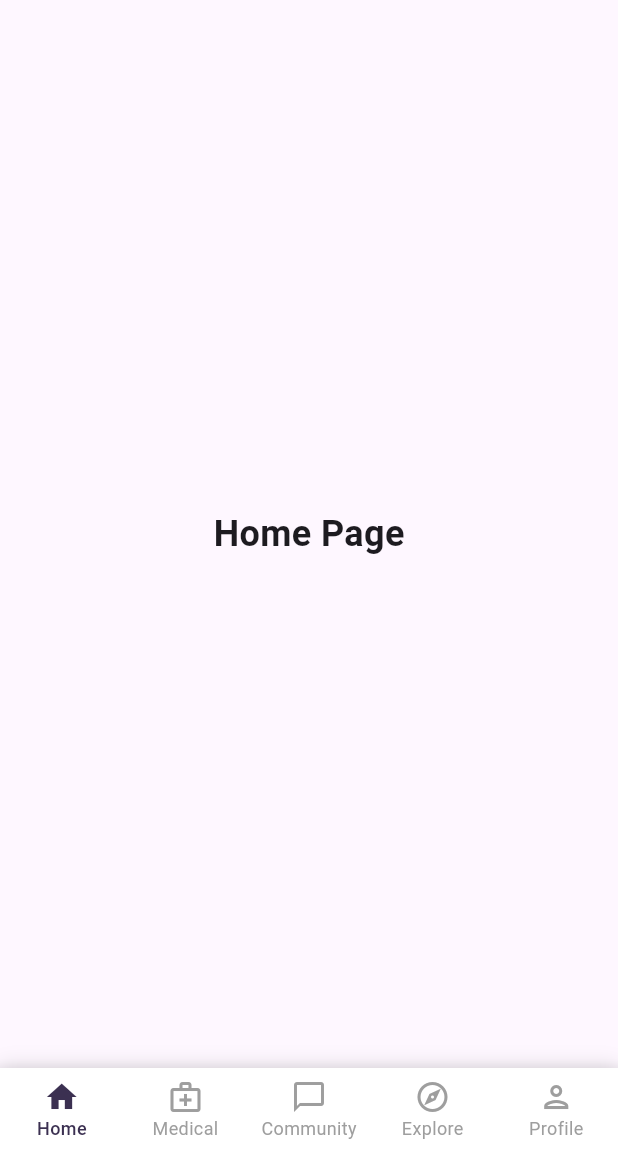
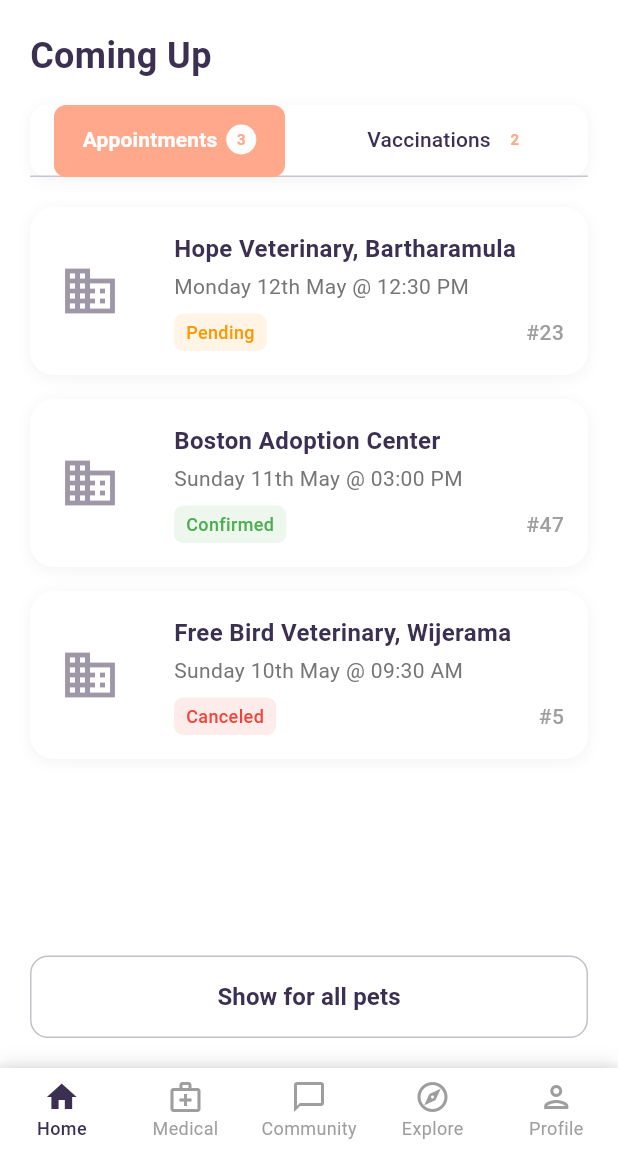
Before and after one commit to lochhapu/petpal-mobile-frontend, a Flutter app: the screen it shows after launch, on a phone screen of 412 x 824 dp, the part 84-1236 px from its top. Run offline on Flutter 3.47's test engine with Material 3 defaults, Android fonts, the phone set to English and light mode, and no system bars.

Commit message:
homepage stuff - have to check how it looks on phone

```diff
--- a/lib/core/constants/app_colors.dart
+++ b/lib/core/constants/app_colors.dart
@@ -1,8 +1,13 @@
 import 'package:flutter/material.dart';
 
 class AppColors {
-  static const int primaryColorValue = 0xFF3B3051;
-  static const Color primaryColor = Color(primaryColorValue);
+  static const Color primaryColor = Color(0xFF3B3051); // Bluish
+  static const Color secondaryColor = Color(0xFFFFA88B); // Pink
+  static const Color backgroundColor = Colors.white;
   static const Color navBarInactive = Color(0xFF9E9E9E);
   static const Color navBarBackground = Colors.white;
+
+  // Add shades for consistency
+  static const Color lightPink = Color(0xFFFFE8E1);
+  static const Color lightBlue = Color(0xFF5A4D6E);
 }
--- a/lib/core/themes/app_theme.dart
+++ b/lib/core/themes/app_theme.dart
@@ -5,11 +5,14 @@ class AppTheme {
   static ThemeData get lightTheme {
     return ThemeData(
       primaryColor: AppColors.primaryColor,
-      useMaterial3: true,
       colorScheme: ColorScheme.fromSeed(
         seedColor: AppColors.primaryColor,
         primary: AppColors.primaryColor,
+        secondary: AppColors.secondaryColor, // Add this
+        background: AppColors.backgroundColor, // Add this
       ),
+      useMaterial3: true,
+      scaffoldBackgroundColor: AppColors.backgroundColor, // Set scaffold bg
     );
   }
 }
--- a/lib/features/home/pages/home_page.dart
+++ b/lib/features/home/pages/home_page.dart
@@ -1,5 +1,6 @@
 import 'package:flutter/material.dart';
-import '../../../../widgets/custom_app_bar.dart';
+import '../../../widgets/custom_app_bar.dart';
+import '../widgets/upcoming_tabs.dart';
 
 class HomePage extends StatelessWidget {
   const HomePage({super.key});
@@ -8,12 +9,7 @@ class HomePage extends StatelessWidget {
   Widget build(BuildContext context) {
     return const Scaffold(
       appBar: CustomAppBar(), // No context needed now
-      body: Center(
-        child: Text(
-          'Home Page',
-          style: TextStyle(fontSize: 24, fontWeight: FontWeight.bold),
-        ),
-      ),
+      body: UpcomingTabs(),
     );
   }
 }
--- /dev/null
+++ b/lib/features/home/widgets/appointment_card.dart
@@ -0,0 +1,121 @@
+import 'package:flutter/material.dart';
+import '../../../core/constants/app_colors.dart';
+
+class AppointmentCard extends StatelessWidget {
+  final String clinicName;
+  final String date;
+  final String status;
+  final Color statusColor;
+  final String appointmentNumber;
+  final String clinicImage;
+  final VoidCallback onTap;
+
+  const AppointmentCard({
+    super.key,
+    required this.clinicName,
+    required this.date,
+    required this.status,
+    required this.statusColor,
+    required this.appointmentNumber,
+    required this.clinicImage,
+    required this.onTap,
+  });
+
+  @override
+  Widget build(BuildContext context) {
+    return GestureDetector(
+      onTap: onTap,
+      child: Container(
+        decoration: BoxDecoration(
+          color: Colors.white,
+          borderRadius: BorderRadius.circular(16),
+          boxShadow: [
+            BoxShadow(
+              color: Colors.black.withOpacity(0.05),
+              blurRadius: 8,
+              offset: const Offset(0, 2),
+            ),
+          ],
+        ),
+        child: Row(
+          children: [
+            // Clinic Image
+            Container(
+              width: 80,
+              height: 100,
+              decoration: BoxDecoration(
+                color: AppColors.backgroundColor,
+                borderRadius: const BorderRadius.only(
+                  topLeft: Radius.circular(16),
+                  bottomLeft: Radius.circular(16),
+                ),
+              ),
+              child: Icon(
+                Icons.business,
+                color: AppColors.primaryColor.withOpacity(0.5),
+                size: 40,
+              ),
+            ),
+
+            // Content
+            Expanded(
+              child: Padding(
+                padding: const EdgeInsets.all(16),
+                child: Column(
+                  crossAxisAlignment: CrossAxisAlignment.start,
+                  children: [
+                    Text(
+                      clinicName,
+                      style: const TextStyle(
+                        fontSize: 16,
+                        fontWeight: FontWeight.w600,
+                        color: AppColors.primaryColor,
+                      ),
+                    ),
+                    const SizedBox(height: 4),
+                    Text(
+                      date,
+                      style: TextStyle(fontSize: 14, color: Colors.grey[600]),
+                    ),
+                    const SizedBox(height: 8),
+                    Row(
+                      children: [
+                        Container(
+                          padding: const EdgeInsets.symmetric(
+                            horizontal: 8,
+                            vertical: 4,
+                          ),
+                          decoration: BoxDecoration(
+                            color: statusColor.withOpacity(0.1),
+                            borderRadius: BorderRadius.circular(6),
+                          ),
+                          child: Text(
+                            status,
+                            style: TextStyle(
+                              fontSize: 12,
+                              color: statusColor,
+                              fontWeight: FontWeight.w500,
+                            ),
+                          ),
+                        ),
+                        const Spacer(),
+                        Text(
+                          appointmentNumber,
+                          style: TextStyle(
+                            fontSize: 14,
+                            color: Colors.grey[500],
+                            fontWeight: FontWeight.w500,
+                          ),
+                        ),
+                      ],
+                    ),
+                  ],
+                ),
+              ),
+            ),
+          ],
+        ),
+      ),
+    );
+  }
+}
--- /dev/null
+++ b/lib/features/home/widgets/appointments_list.dart
@@ -0,0 +1,97 @@
+import 'package:flutter/material.dart';
+import 'appointment_card.dart';
+import '../../../core/constants/app_colors.dart';
+
+class AppointmentsList extends StatelessWidget {
+  const AppointmentsList({super.key});
+
+  // Mock data - thusathmi can replace with real API data
+  final List<Map<String, dynamic>> appointments = const [
+    {
+      'id': '1',
+      'clinicName': 'Hope Veterinary, Bartharamula',
+      'date': 'Monday 12th May @ 12:30 PM',
+      'status': 'Pending',
+      'statusColor': Colors.orange,
+      'appointmentNumber': '#23',
+      'clinicImage': 'assets/images/hope_vet.jpg', // real images here
+    },
+    {
+      'id': '2',
+      'clinicName': 'Boston Adoption Center',
+      'date': 'Sunday 11th May @ 03:00 PM',
+      'status': 'Confirmed',
+      'statusColor': Colors.green,
+      'appointmentNumber': '#47',
+      'clinicImage': 'assets/images/boston_adoption.jpg',
+    },
+    {
+      'id': '3',
+      'clinicName': 'Free Bird Veterinary, Wijerama',
+      'date': 'Sunday 10th May @ 09:30 AM',
+      'status': 'Canceled',
+      'statusColor': Colors.red,
+      'appointmentNumber': '#5',
+      'clinicImage': 'assets/images/free_bird_vet.jpg',
+    },
+  ];
+
+  @override
+  Widget build(BuildContext context) {
+    return Column(
+      children: [
+        Expanded(
+          child: ListView.builder(
+            padding: const EdgeInsets.all(20),
+            itemCount: appointments.length,
+            itemBuilder: (context, index) {
+              final appointment = appointments[index];
+              return Padding(
+                padding: const EdgeInsets.only(bottom: 16),
+                child: AppointmentCard(
+                  clinicName: appointment['clinicName'],
+                  date: appointment['date'],
+                  status: appointment['status'],
+                  statusColor: appointment['statusColor'],
+                  appointmentNumber: appointment['appointmentNumber'],
+                  clinicImage: appointment['clinicImage'],
+                  onTap: () {
+                    // Navigation to appointment details - TODO
+                    print('Navigate to appointment ${appointment['id']}');
+                  },
+                ),
+              );
+            },
+          ),
+        ),
+
+        // "Show for all pets" button
+        Container(
+          padding: const EdgeInsets.fromLTRB(20, 0, 20, 20),
+          width: double.infinity,
+          child: ElevatedButton(
+            onPressed: () {
+              // Have to implement this
+            },
+            style: ElevatedButton.styleFrom(
+              backgroundColor: Colors.white,
+              foregroundColor: AppColors.primaryColor,
+              elevation: 0,
+              shape: RoundedRectangleBorder(
+                borderRadius: BorderRadius.circular(12),
+                side: BorderSide(
+                  color: AppColors.primaryColor.withOpacity(0.3),
+                ),
+              ),
+              padding: const EdgeInsets.symmetric(vertical: 16),
+            ),
+            child: const Text(
+              'Show for all pets',
+              style: TextStyle(fontSize: 16, fontWeight: FontWeight.w600),
+            ),
+          ),
+        ),
+      ],
+    );
+  }
+}
--- /dev/null
+++ b/lib/features/home/widgets/upcoming_tabs.dart
@@ -0,0 +1,134 @@
+import 'package:flutter/material.dart';
+import '../../../core/constants/app_colors.dart';
+import 'appointments_list.dart';
+import 'vaccinations_list.dart';
+
+class UpcomingTabs extends StatefulWidget {
+  const UpcomingTabs({super.key});
+
+  @override
+  State<UpcomingTabs> createState() => _UpcomingTabsState();
+}
+
+class _UpcomingTabsState extends State<UpcomingTabs>
+    with SingleTickerProviderStateMixin {
+  late TabController _tabController;
+
+  @override
+  void initState() {
+    super.initState();
+    _tabController = TabController(length: 2, vsync: this);
+  }
+
+  @override
+  void dispose() {
+    _tabController.dispose();
+    super.dispose();
+  }
+
+  @override
+  Widget build(BuildContext context) {
+    return Column(
+      crossAxisAlignment: CrossAxisAlignment.start,
+      children: [
+        // Header
+        const Padding(
+          padding: EdgeInsets.fromLTRB(20, 20, 20, 16),
+          child: Text(
+            'Coming Up',
+            style: TextStyle(
+              fontSize: 24,
+              fontWeight: FontWeight.bold,
+              color: AppColors.primaryColor,
+            ),
+          ),
+        ),
+
+        // Tabs
+        Container(
+          margin: const EdgeInsets.symmetric(horizontal: 20),
+          decoration: BoxDecoration(
+            color: Colors.white,
+            borderRadius: BorderRadius.circular(12),
+            boxShadow: [
+              BoxShadow(
+                color: Colors.black.withOpacity(0.05),
+                blurRadius: 8,
+                offset: const Offset(0, 2),
+              ),
+            ],
+          ),
+          child: TabBar(
+            controller: _tabController,
+            indicator: BoxDecoration(
+              color: AppColors.secondaryColor,
+              borderRadius: BorderRadius.circular(8),
+            ),
+            labelColor: Colors.white,
+            unselectedLabelColor: AppColors.primaryColor,
+            labelStyle: const TextStyle(
+              fontSize: 14,
+              fontWeight: FontWeight.w600,
+            ),
+            unselectedLabelStyle: const TextStyle(
+              fontSize: 14,
+              fontWeight: FontWeight.w500,
+            ),
+            tabs: const [
+              Tab(
+                child: Row(
+                  mainAxisAlignment: MainAxisAlignment.center,
+                  children: [
+                    Text('Appointments'),
+                    SizedBox(width: 6),
+                    CircleAvatar(
+                      radius: 10,
+                      backgroundColor: Colors.white,
+                      child: Text(
+                        '3',
+                        style: TextStyle(
+                          color: AppColors.secondaryColor,
+                          fontSize: 10,
+                          fontWeight: FontWeight.bold,
+                        ),
+                      ),
+                    ),
+                  ],
+                ),
+              ),
+              Tab(
+                child: Row(
+                  mainAxisAlignment: MainAxisAlignment.center,
+                  children: [
+                    Text('Vaccinations'),
+                    SizedBox(width: 6),
+                    CircleAvatar(
+                      radius: 10,
+                      backgroundColor: Colors.white,
+                      child: Text(
+                        '2',
+                        style: TextStyle(
+                          color: AppColors.secondaryColor,
+                          fontSize: 10,
+                          fontWeight: FontWeight.bold,
+                        ),
+                      ),
+                    ),
+                  ],
+                ),
+              ),
+            ],
+          ),
+        ),
+
+        // Tab Content
+        Expanded(
+          child: TabBarView(
+            controller: _tabController,
+            children: const [AppointmentsList(), VaccinationsList()],
+          ),
+        ),
+      ],
+    );
+  }
+}
```
Also changed, not shown: lib/features/home/widgets/vaccination_card.dart (added, +123 -0 lines), lib/features/home/widgets/vaccinations_list.dart (added, +82 -0 lines).
